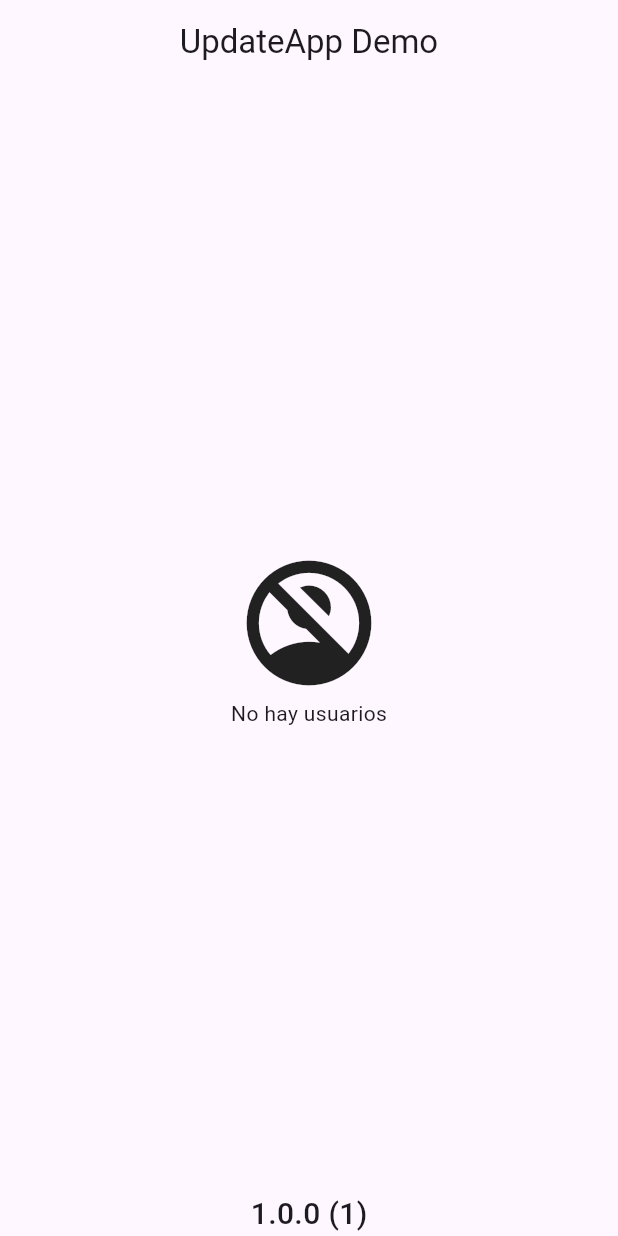
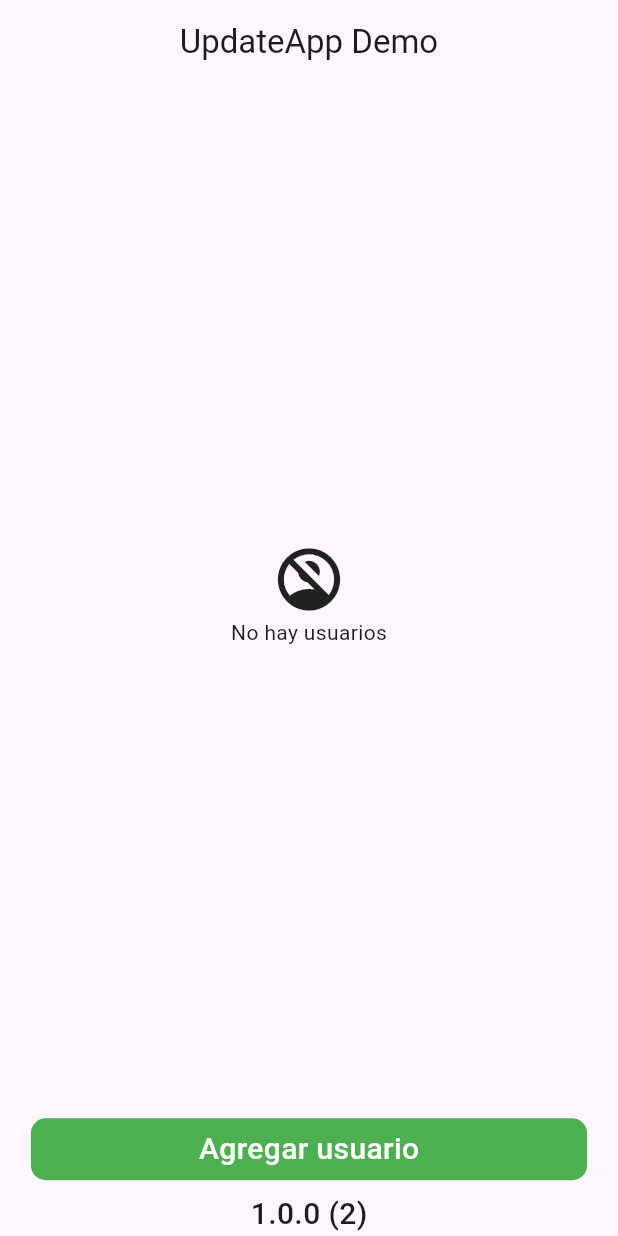
Before and after one commit to dev-RodrigoLopez/UpdateAPK, a Flutter app: the screen it shows after launch, on a phone screen of 412 x 824 dp. Run offline on Flutter 3.47's test engine with Material 3 defaults, Android fonts, the phone set to English and light mode, and no system bars; our stand-ins replace bloc, connectivity_plus, equatable, floor, flutter_bloc, internet_connection_checker_plus and 4 more; missing offline and left inert: android_intent_plus; accounts and stored records are empty; generated files the repository leaves out were written again.

Commit message:
Se sube el proyecto

```diff
--- a/lib/dao/user_dao.dart
+++ b/lib/dao/user_dao.dart
@@ -12,7 +12,7 @@ abstract class UserDao {
   Future<User?> findUserById(int id);
 
   @insert
-  Future<void> insertUser(User user);
+  Future<int> insertUser(User user);
 
   @update
   Future<void> updateUser(User user);
--- a/lib/main.dart
+++ b/lib/main.dart
@@ -3,7 +3,7 @@ import 'package:flutter_bloc/flutter_bloc.dart';
 import 'package:update_apk/cubit/main_cubit.dart';
 import 'package:update_apk/data/app_database.dart';
 import 'package:update_apk/data/database_instance.dart';
-
+import 'package:update_apk/modules/add_user/add_user_view.dart';
 
 late AppDatabase database;
 
@@ -23,85 +23,152 @@ class MyApp extends StatefulWidget {
 }
 
 class _MyAppState extends State<MyApp> {
-
-
   @override
   void initState() {
     super.initState();
-    WidgetsBinding.instance.addPostFrameCallback((_) async {
-
-    });
+    WidgetsBinding.instance.addPostFrameCallback((_) async {});
   }
-
-
 
   @override
   Widget build(BuildContext context) {
     final size = MediaQuery.of(context).size;
-    return MaterialApp(
+    return BlocProvider(
+      create: (context) => MainCubit()..init(),
+      child: MaterialApp(
         title: 'Actualizar App',
-      home: BlocProvider(
-        create: (context) => MainCubit()..init(),
-        child: Scaffold(
+        home: Scaffold(
           appBar: AppBar(
             title: const Text("UpdateApp Demo"),
             centerTitle: true,
           ),
           body: BlocBuilder<MainCubit, MainState>(
             builder: (context, state) {
-
-              if (state.status == StatusMain.loading) {
-                return  Center(child: Column(
+              if (state.status == StatusMain.loading ||
+                  state.status == StatusMain.initial) {
+                return Center(
+                    child: Column(
                   mainAxisSize: MainAxisSize.max,
                   mainAxisAlignment: MainAxisAlignment.center,
                   children: [
                     CircularProgressIndicator(),
-                    Text(
-                      state.message,
-                      style: TextStyle(
-                        fontSize: 20
-                      )
-                    ),
+                    Text(state.message, style: TextStyle(fontSize: 20)),
                   ],
                 ));
               }
 
-              return Column(
+              if (state.status == StatusMain.error) {
+                return Center(
+                  child: Column(
+                      mainAxisAlignment: MainAxisAlignment.center,
                       children: [
+                        Icon(Icons.error, size: 50, color: Colors.red),
+                        Text(state.message),
+                      ]),
+                );
+              }
+
+              return Column(children: [
                 Expanded(
                   child: state.users.isEmpty
                       ? Center(
                           child: Column(
                               mainAxisAlignment: MainAxisAlignment.center,
                               children: [
-                            Icon( Icons.no_accounts, size: 100),
-                            Text( 'No hay usuarios' ),
-                          ]
-                        ),
+                                Icon(Icons.no_accounts, size: 50),
+                                Text('No hay usuarios'),
+                              ]),
                         )
                       : ListView.builder(
                           itemCount: state.users.length,
                           itemBuilder: (context, index) {
                             final user = state.users[index];
-                        return ListTile(
-                          title: Text(user.name),
-                          subtitle: Text(user.age.toString()),
+                            return Padding(
+                              padding: EdgeInsets.symmetric(
+                              horizontal: size.width * .05,
+                              vertical: size.height * .005),
+                              child: Row(
+                                // mainAxisAlignment: MainAxisAlignment.spaceBetween,
+                                children: [
+                                  Text(
+                                    user.name,
+                                    style: TextStyle(
+                                      fontSize: 15,
+                                      // fontWeight: FontWeight.w500
+                                    ),
+                                  ),
+                                  const Spacer(),
+                                  Text(
+                                    ' Edad: ${user.age}',
+                                    style: TextStyle(
+                                      fontSize: 15,
+                                      // fontWeight: FontWeight.w500
+                                    ),
+                                  ),
+                                  SizedBox(width: size.width * .03),
+                                  // IconButton(
+                                  //   icon: Icon(
+                                  //     Icons.delete,
+                                  //     // color: Colors.green,
+                                  //     size: 20,
+                                  //   ),
+                                  //   onPressed: () {
+                                  //     context.read<MainCubit>().deleteUser(user);
+
+                                  //     // Navigator.push(
+                                  //     //   context,
+                                  //     //   MaterialPageRoute(
+                                  //     //     builder: (context) =>
+                                  //     //         AddUser(user: user), // Reemplaza con tu pantalla
+                                  //     //   ),
+                                  //     // );
+                                  //   },
+                                  // ),
+                                ],
+                              ),
                             );
+                            // return ListTile(
+                            //   title: Text(user.name),
+                            //   subtitle: Text(user.age.toString()),
+                            // );
                           },
                         ),
                 ),
+                Padding(
+                  padding: EdgeInsets.symmetric(
+                      horizontal: size.width * .05,
+                      vertical: size.height * .01),
+                  child: InkWell(
+                    onTap: () {
+                      Navigator.push(
+                        context,
+                        MaterialPageRoute(
+                          builder: (context) =>
+                              AddUser(), // Reemplaza con tu pantalla
+                        ),
+                      );
+                    },
+                    child: Ink(
+                      height: size.height * .05,
+                      decoration: BoxDecoration(
+                        color: Colors.green,
+                        borderRadius: BorderRadius.circular(10),
+                      ),
+                      child: Center(
+                        child: Text('Agregar usuario',
+                            style: const TextStyle(
+                                fontSize: 20,
+                                fontWeight: FontWeight.w500,
+                                color: Colors.white)),
+                      ),
+                    ),
+                  ),
+                ),
                 Center(
-                    child: Text(
-                      '${state.versionName} (${state.versionCode})',
+                  child: Text('${state.versionName} (${state.versionCode})',
                       style: TextStyle(
-                        fontSize: 20,
-                        fontWeight: FontWeight.w500
+                          fontSize: 20, fontWeight: FontWeight.w500)),
                 )
-                    ),
-                  )
-
-                ]
-              );
+              ]);
             },
           ),
           // floatingActionButton: FloatingActionButton(
--- a/lib/models/user_model.dart
+++ b/lib/models/user_model.dart
@@ -2,11 +2,17 @@ import 'package:floor/floor.dart';
 
 @Entity(tableName: 'users')
 class User {
-  @primaryKey
-  final int id;
 
-  final String name;
-  final int age;
+  User({
+    this.id,
+    required this.name,
+    required this.age
+  });
 
-  User(this.id, this.name, this.age);
+
+  @PrimaryKey( autoGenerate: true )
+  int? id;
+  String name;
+  int age;
+
 }
--- a/pubspec.yaml
+++ b/pubspec.yaml
@@ -16,7 +16,7 @@ publish_to: 'none' # Remove this line if you wish to publish to pub.dev
 # https://developer.apple.com/library/archive/documentation/General/Reference/InfoPlistKeyReference/Articles/CoreFoundationKeys.html
 # In Windows, build-name is used as the major, minor, and patch parts
 # of the product and file versions while build-number is used as the build suffix.
-version: 1.0.0+1
+version: 1.0.0+2
 environment:
   sdk: ^3.6.0
 
@@ -43,6 +43,8 @@ dependencies:
   flutter_bloc: ^9.1.1
   equatable: ^2.0.7
   floor: ^1.4.2
+  internet_connection_checker_plus: ^2.9.1+1
+  connectivity_plus: ^7.0.0
 
 dev_dependencies:
   flutter_test:
```
Also changed, not shown: lib/cubit/main_cubit.dart (+64 -14 lines), lib/modules/add_user/add_user_view.dart (added, +140 -0 lines), lib/utils.dart (+60 -57 lines), lib/data/app_database.g.dart, pubspec.lock, 4 other files. Lines whose indentation alone changed are shown as unchanged.
